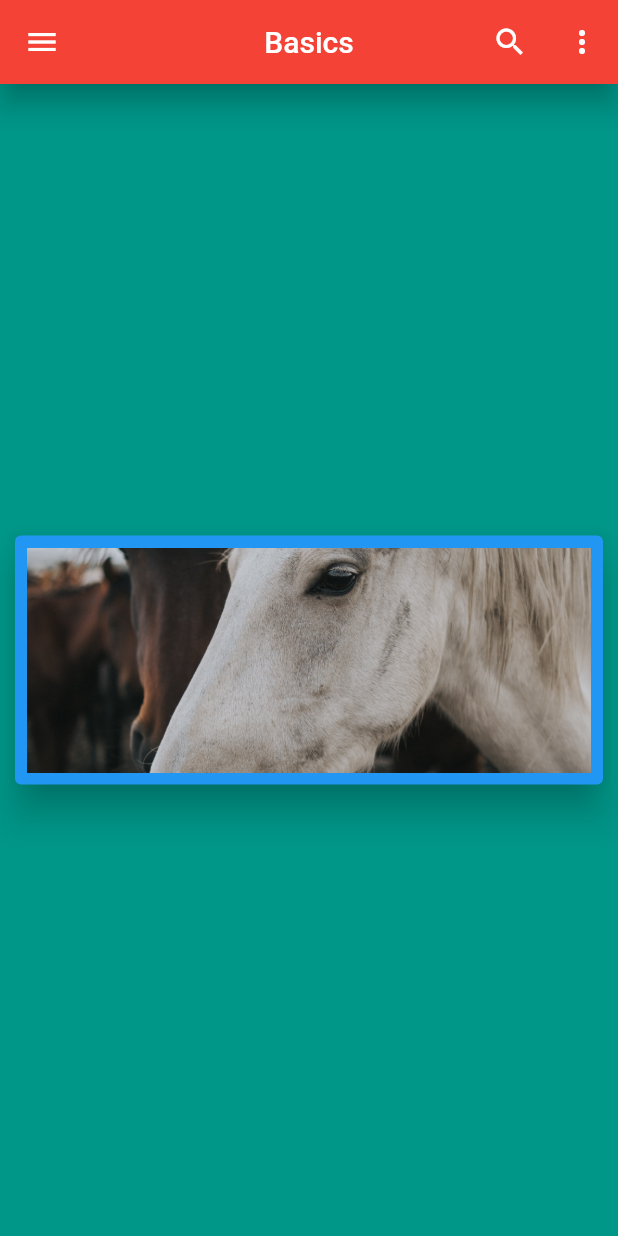
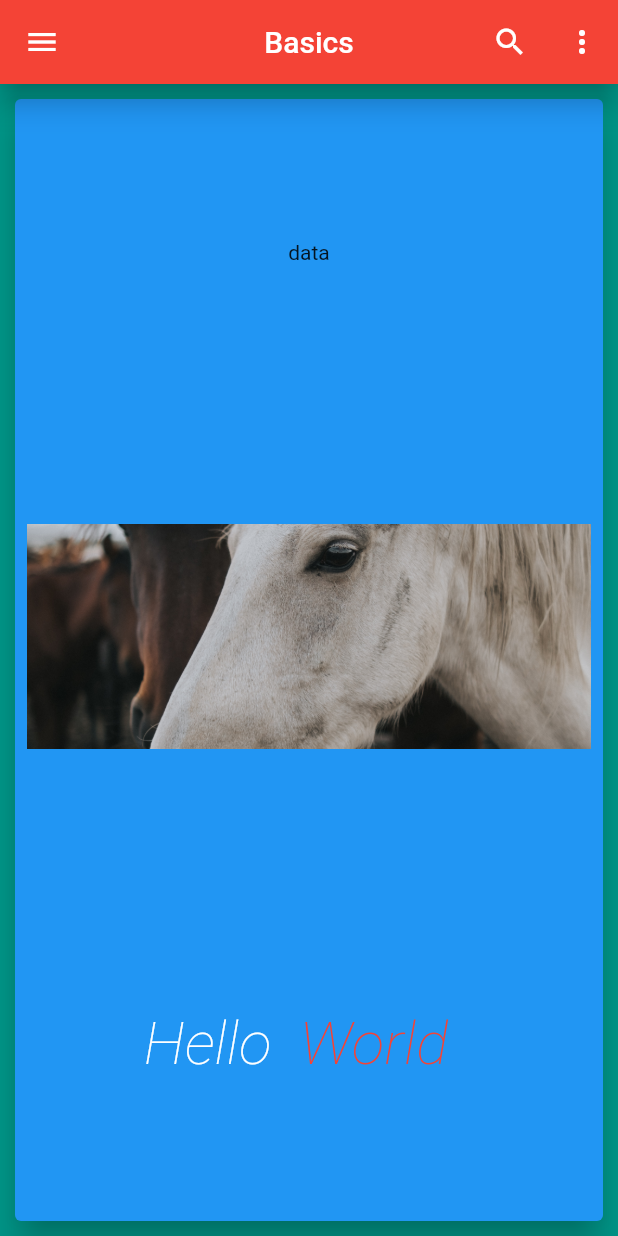
Before and after one commit to Mogoww/Flutter_widgets_basiques, a Flutter app: the screen it shows after launch, on a phone screen of 412 x 824 dp. Run offline on Flutter 3.47's test engine with Material 2 defaults, Android fonts, the phone set to English and light mode, and no system bars.

Commit message:
up Column

```diff
--- a/lib/main.dart
+++ b/lib/main.dart
@@ -58,12 +58,20 @@ class BasicsPage extends StatelessWidget {
             child: Center(
               child: Card(
                 elevation: 10,
-                // child: imageFromAsset("images/pexels-feyza-yıldırım-18177110.jpg", size),
                 child: Padding(
                   padding: EdgeInsets.all(8.0),
-                  child: imageFromAsset(
-                      "images/pexels-feyza-yıldırım-18177110.jpg", size),
+                  child: Column(
+                    mainAxisSize: MainAxisSize.max,
+                    mainAxisAlignment: MainAxisAlignment.spaceAround,
+                    crossAxisAlignment: CrossAxisAlignment.center,
+                    children: [
+                      Text("data"),
+                      imageFromAsset("images/pexels-feyza-yıldırım-18177110.jpg", size),
+                      spanText(),
+                    ],
+                  ),
                 ),
+
                 color: Colors.blue,
                 margin: EdgeInsets.all(10),
               ),
```
